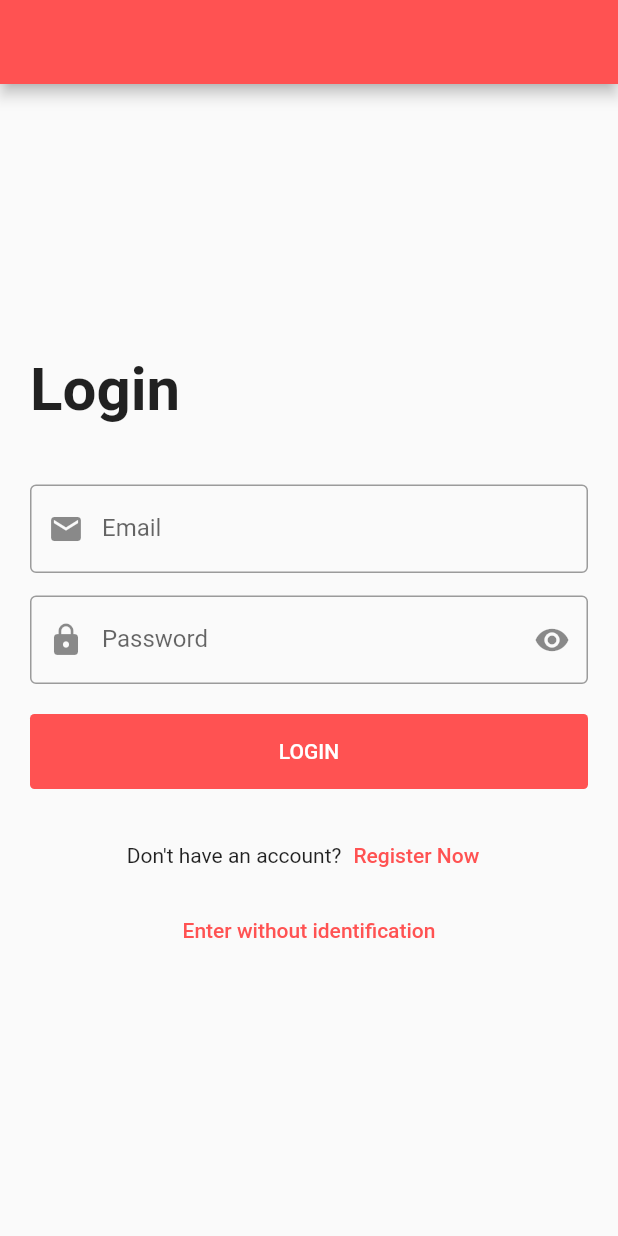
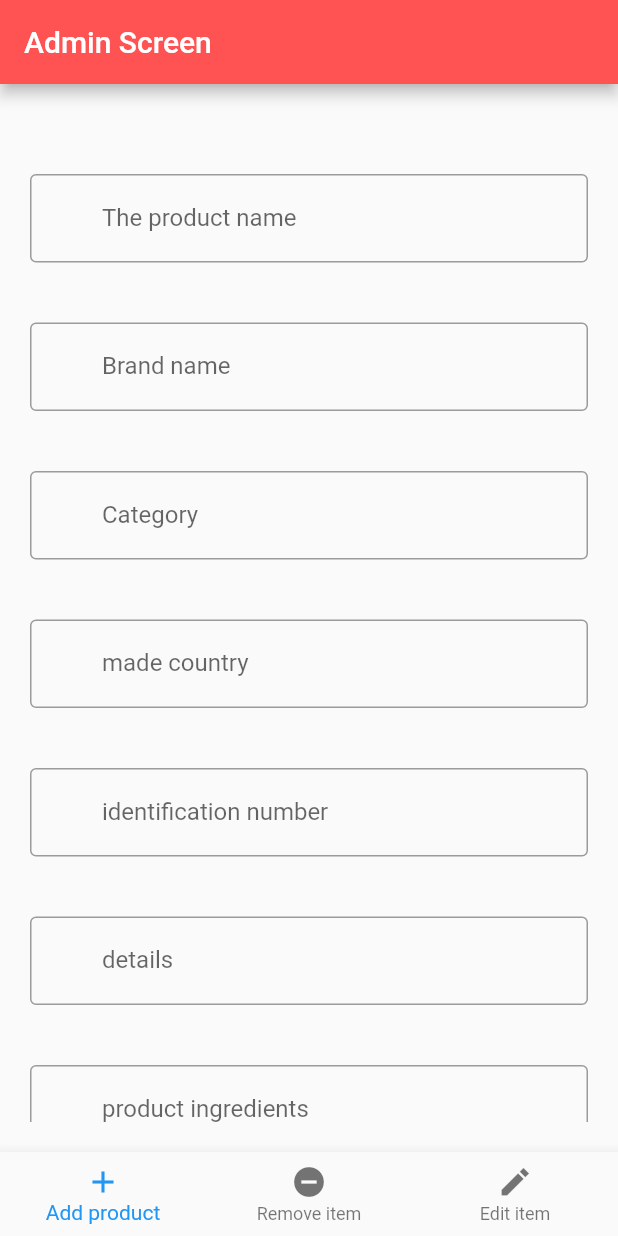
Before and after one commit to SujoodEldda/easybeasy1, a Flutter app: the screen it shows after launch, on a phone screen of 412 x 824 dp. Run offline on Flutter 3.47's test engine with Material 2 defaults, Android fonts, the phone set to English and light mode, and no system bars.

Commit message:
add, remove, edit product for admin

```diff
--- a/lib/main.dart
+++ b/lib/main.dart
@@ -1,5 +1,6 @@
 import 'package:easybeasy/modules/home/home_page.dart';
-import 'package:flutter/material.dart';
+import 'package:flutter/material.dart';import 'modules/admin/admin_page.dart';
+
 import 'modules/login/login_screen.dart';
 
 void main() {
@@ -13,7 +14,7 @@ class MyApp extends StatelessWidget {
   Widget build(BuildContext context) {
     return MaterialApp(
       debugShowCheckedModeBanner: false,
-      home:LoginScreen(),
+      home:Admin_Screen(),
     );
   }
 }
--- /dev/null
+++ b/lib/modules/admin/add_product.dart
@@ -0,0 +1,283 @@
+import 'package:flutter/material.dart';
+
+import '../../shared/components/components.dart';
+
+class Add_Product_Screen extends StatefulWidget{
+
+  @override
+  State<Add_Product_Screen> createState() => _Add_Product_ScreenState();
+}
+
+class _Add_Product_ScreenState extends State<Add_Product_Screen> {
+
+  var category = TextEditingController();
+  var productname = TextEditingController();
+  var brand = TextEditingController();
+  var detail = TextEditingController();
+  var id = TextEditingController();
+  var country = TextEditingController();
+  var ingredients = TextEditingController();
+  var price = TextEditingController();
+  var volume = TextEditingController();
+  var place = TextEditingController();
+  var use = TextEditingController();
+  var photo = TextEditingController();
+  var formKey = GlobalKey<FormState>();
+  bool isPassword = true;
+  bool isPasswordvar = true;
+
+  @override
+  Widget build(BuildContext context) {
+    return Padding(
+      padding: const EdgeInsets.all(20.0),
+      child: SingleChildScrollView(
+        child: Form(
+          key: formKey,
+          child: Column(
+            crossAxisAlignment: CrossAxisAlignment.start,
+            children:
+            [
+              SizedBox(
+                height: 40.0,
+              ),
+              defaultFormField(
+                controller: productname,
+                label: 'The product name',
+                type: TextInputType.name,
+                validate: (String value)
+                {
+                  if(value.isEmpty)
+                  {
+                    return 'the field must not be empty';
+                  }
+
+                  return null;
+                },
+              ),
+              SizedBox(
+                height: 40.0,
+              ),
+              defaultFormField(
+                controller: brand,
+                label: 'Brand name',
+                type: TextInputType.name,
+                validate: (String value)
+                {
+                  if(value.isEmpty)
+                  {
+                    return 'the field must not be empty';
+                  }
+
+                  return null;
+                },
+              ),
+              SizedBox(
+                height: 40.0,
+              ),
+              defaultFormField(
+                controller: category,
+                label: 'Category',
+                type: TextInputType.name,
+                validate: (String value)
+                {
+                  if(value.isEmpty)
+                  {
+                    return 'the field must not be empty';
+                  }
+
+                  return null;
+                },
+              ),
+              SizedBox(
+                height: 40.0,
+              ),
+              defaultFormField(
+                controller: country,
+                label: 'made country',
+                type: TextInputType.name,
+                validate: (String value)
+                {
+                  if(value.isEmpty)
+                  {
+                    return 'the field must not be empty';
+                  }
+
+                  return null;
+                },
+              ),
+              SizedBox(
+                height: 40.0,
+              ),
+              defaultFormField(
+                controller: id,
+                label: 'identification number',
+                type: TextInputType.number,
+                validate: (String value)
+                {
+                  if(value.isEmpty)
+                  {
+                    return 'the field must not be empty';
+                  }
+
+                  return null;
+                },
+              ),
+              SizedBox(
+                height: 40.0,
+              ),
+              defaultFormField(
+                controller: detail,
+                label: 'details',
+                type: TextInputType.text,
+                validate: (String value)
+                {
+                  if(value.isEmpty)
+                  {
+                    return 'the field must not be empty';
+                  }
+
+                  return null;
+                },
+              ),
+              SizedBox(
+                height: 40.0,
+              ),
+              defaultFormField(
+                controller: ingredients,
+                label: 'product ingredients',
+                type: TextInputType.text,
+                validate: (String value)
+                {
+                  if(value.isEmpty)
+                  {
+                    return 'the field must not be empty';
+                  }
+
+                  return null;
+                },
+              ),
+              SizedBox(
+                height: 40.0,
+              ),
+              defaultFormField(
+                controller: place,
+                label: 'place of the product',
+                type: TextInputType.text,
+                validate: (String value)
+                {
+                  if(value.isEmpty)
+                  {
+                    return 'the field must not be empty';
+                  }
+
+                  return null;
+                },
+              ),
+              SizedBox(
+                height: 40.0,
+              ),
+              defaultFormField(
+                controller: price,
+                label: 'price of the product',
+                type: TextInputType.number,
+                validate: (String value)
+                {
+                  if(value.isEmpty)
+                  {
+                    return 'the field must not be empty';
+                  }
+
+                  return null;
+                },
+              ),
+              SizedBox(
+                height: 40.0,
+              ),
+              defaultFormField(
+                controller: use,
+                label: 'how to use',
+                type: TextInputType.text,
+                validate: (String value)
+                {
+                  if(value.isEmpty)
+                  {
+                    return 'the field must not be empty';
+                  }
+
+                  return null;
+                },
+              ),
+              SizedBox(
+                height: 40.0,
+              ),
+              defaultFormField(
+                controller: volume,
+                label: 'volume of the product',
+                type: TextInputType.text,
+                validate: (String value)
+                {
+                  if(value.isEmpty)
+                  {
+                    return 'the field must not be empty';
+                  }
+
+                  return null;
+                },
+              ),
+              SizedBox(
+                height: 40.0,
+              ),
+              defaultFormField(
+                controller: photo,
+                label: 'photo of the product',
+                type: TextInputType.text,
+                validate: (String value)
+                {
+                  if(value.isEmpty)
+                  {
+                    return 'the field must not be empty';
+                  }
+
+                  return null;
+                },
+              ),
+              SizedBox(
+                height: 40.0,
+              ),
+              defaultButton(
+                text: 'add the product',
+                function: ()
+                {
+
+                  if(formKey.currentState.validate())
+                  {
+                    print(category.text);
+                    print(detail.text);
+                    print(ingredients.text);
+                    print(brand.text);
+                    print(productname.text);
+                    print(country.text);
+                    print(id.text);
+                    print(price.text);
+                    print(use.text);
+                    print(volume.text);
+                    print(photo.text);
+
+                    ScaffoldMessenger.of(context).showSnackBar(const SnackBar(
+                        content: Text(
+                            'successfully added !'
+                        )
+                    )
+                    );
+
+                  }
+
+                },
+              ),
+            ],
+          ),
+        ),
+      ),
+    );
+  }
+}
--- /dev/null
+++ b/lib/modules/admin/admin_page.dart
@@ -0,0 +1,73 @@
+import 'package:easybeasy/modules/admin/add_product.dart';
+import 'package:easybeasy/modules/admin/edit_product.dart';
+import 'package:easybeasy/modules/admin/remove_product.dart';
+import 'package:flutter/material.dart';
+
+// 1. create database
+// 2. create tables
+// 3. open database
+// 4. insert to database
+// 5. get from database
+// 6. update in database
+// 7. delete from database
+
+class Admin_Screen extends StatefulWidget {
+  @override
+  State<Admin_Screen> createState() => _Admin_ScreenState();
+}
+
+class _Admin_ScreenState extends State<Admin_Screen> {
+
+  int CurrentIndex1 = 0;
+
+  List<Widget> screens = [
+    Add_Product_Screen(),
+    Remove_Product_Screen(),
+    Edit_Product_Screen(),
+  ];
+
+  @override
+  Widget build(BuildContext context)
+  {
+    return Scaffold(
+      appBar: AppBar(
+        backgroundColor: Colors.redAccent,
+        title: Text(
+        'Admin Screen'
+      ),
+      ),
+      body: screens[CurrentIndex1],
+      bottomNavigationBar: BottomNavigationBar(
+      type: BottomNavigationBarType.fixed,
+      currentIndex: CurrentIndex1,
+      onTap: (index) {
+        setState((){
+          CurrentIndex1 = index;
+        });
+      },
+      items: [
+        BottomNavigationBarItem(
+          icon: Icon(
+            Icons.add,
+          ),
+          label: 'Add product',
+        ),
+        BottomNavigationBarItem(
+          icon: Icon(
+            Icons.remove_circle,
+          ),
+          label: 'Remove item',
+        ),
+        BottomNavigationBarItem(
+          icon: Icon(
+            Icons.edit_sharp,
+          ),
+          label: 'Edit item',
+        ),
+      ],
+    ),
+
+
+    );
+  }
+}
--- /dev/null
+++ b/lib/modules/admin/edit_product.dart
@@ -0,0 +1,11 @@
+import 'package:flutter/material.dart';
+
+class Edit_Product_Screen extends StatelessWidget{
+  @override
+  Widget build(BuildContext context) {
+    return Text(
+      'editing',
+    );
+  }
+
+}
--- /dev/null
+++ b/lib/modules/admin/remove_product.dart
@@ -0,0 +1,11 @@
+import 'package:flutter/material.dart';
+
+class Remove_Product_Screen extends StatelessWidget{
+  @override
+  Widget build(BuildContext context) {
+    return Text(
+      'removing',
+    );
+  }
+
+}
```
